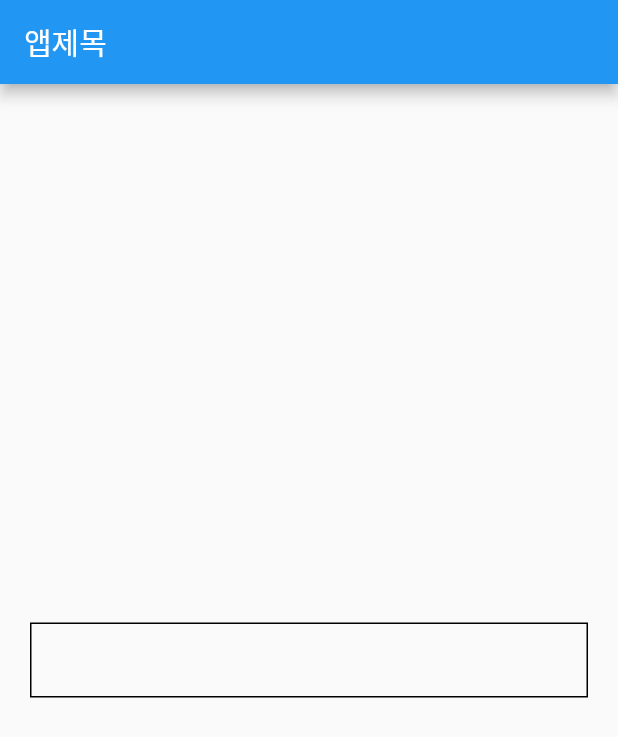
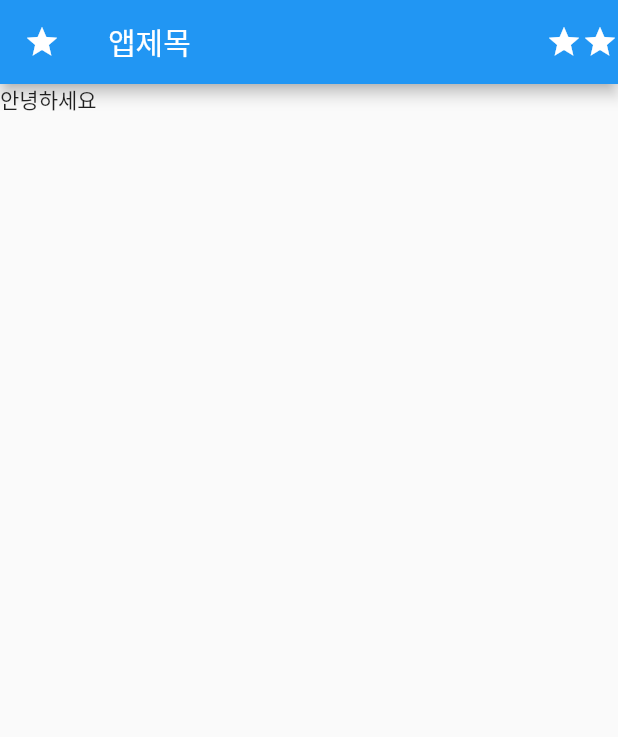
Before and after one commit to Zeereoreo/exApp, a Flutter app: the screen it shows after launch, on a phone screen of 412 x 824 dp. Shown: the top 737 px of the screen. Run offline on Flutter 3.47's test engine with Material 2 defaults, Android fonts, the phone set to English and light mode, and no system bars.

Commit message:
AppBar 세부내용

```diff
--- a/lib/main.dart
+++ b/lib/main.dart
@@ -12,18 +12,19 @@ class MyApp extends StatelessWidget {
     return
       MaterialApp(
           home: Scaffold(
-            appBar: AppBar( title: Text('앱제목') ),
-            body: Align(
-              alignment: Alignment.center,
-              child: Container(
-                width: double.infinity,height: 50,
-                margin: EdgeInsets.all(20),
-                // margin: EdgeInsets.fromLTRB(left, top, right, bottom)
-                decoration: BoxDecoration(
-                  border: Border.all(color: Colors.black), //컬러중복은 안됨
-                ),
-
+            appBar: AppBar( actions: [Icon(Icons.star),Icon(Icons.star)], title: Text('앱제목'), leading: Icon(Icons.star)),
+            // title : 왼쪽 제목, leading : 왼쪽에 넣을 아이콘 , actions [우측아이콘들]
+            body: SizedBox(
+              child: Text('안녕하세요', //파라미터 끝날 떄 콤마 잊지말기
+                // style: TextStyle( color : Color.fromRGBO(r, g, b, opacity) 컬러
+                // style: TextStyle(fontWeight: FontWeight.w700), 글자 크기
+                // child: Icon(Icons.star, size:20,)아이콘은 사이즈가 끝
+                // child: ElevatedButton( child: Text('버튼'),
+                //   onPressed:  (){},
+                //   style: ,
+                // ) 버튼 넣는 방법 TextButton(),IconButton(),ElevatedButton()
               ),
+            ),
             ),
 
             // body: Text('안녕'),
@@ -34,7 +35,7 @@ class MyApp extends StatelessWidget {
             //       crossAxisAlignment: CrossAxisAlignment.start,
             //       children: [ Icon(Icons.phone), Icon(Icons.message), Icon(Icons.contact_page) ]
             //   ),
-            ),
+
       );
   }
 }
```
